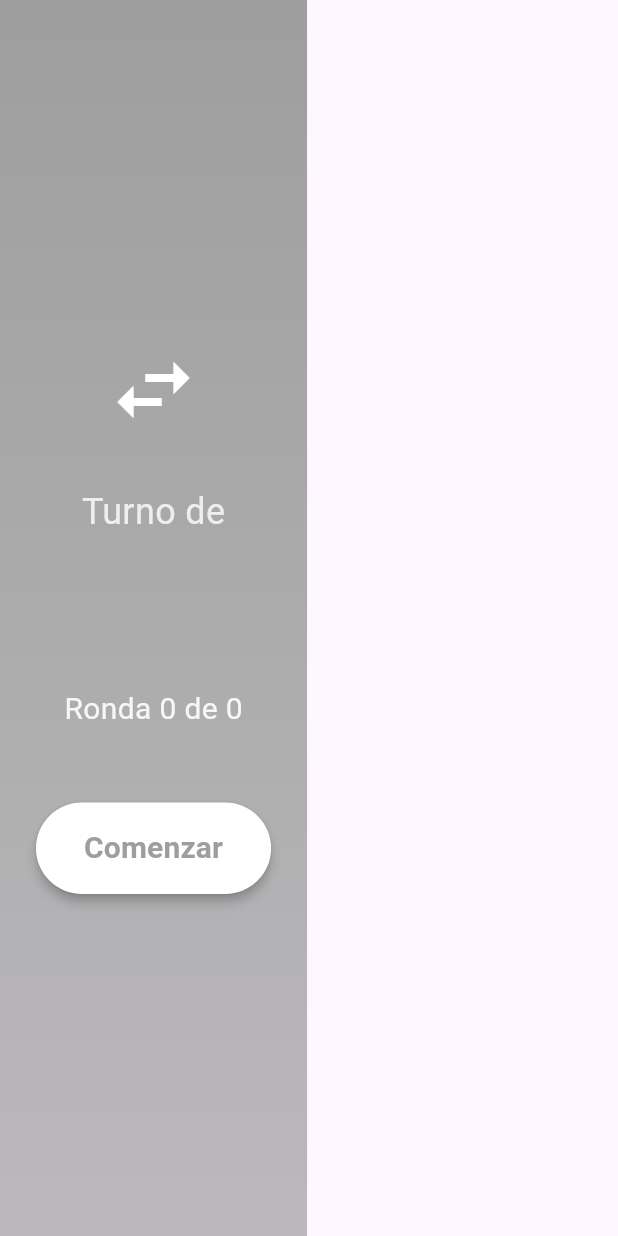
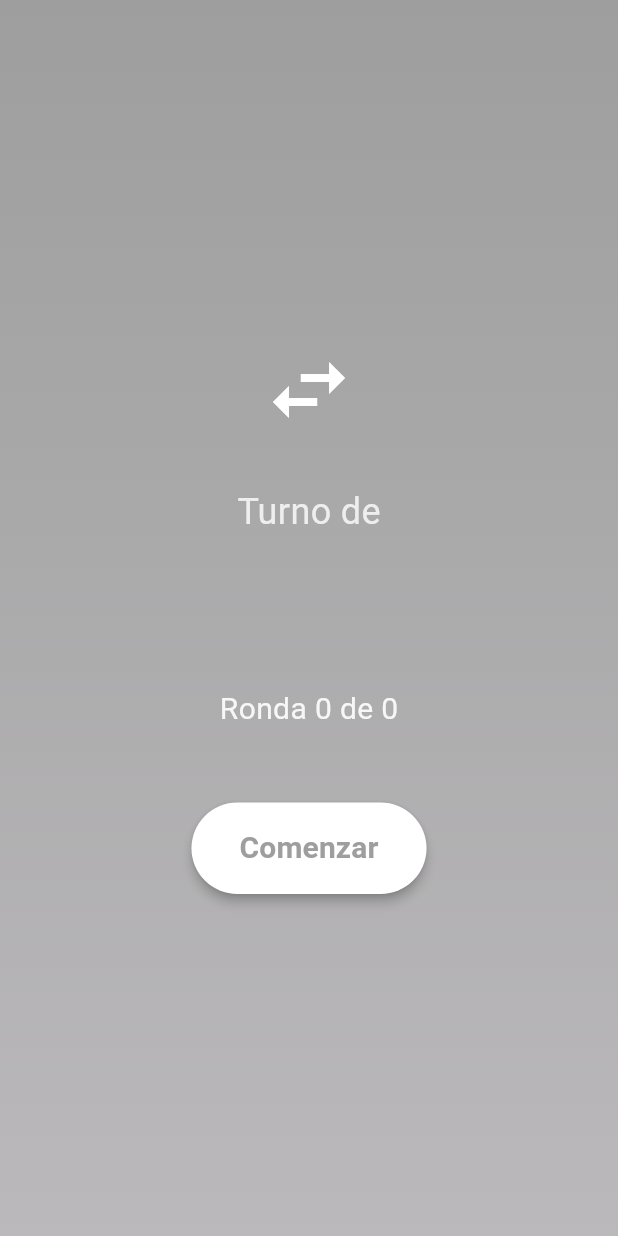
Before and after one commit to ireneogarcia/comosellama, a Flutter app: the TeamTransitionScreen screen opened directly with empty values, on a phone screen of 412 x 824 dp. Run offline on Flutter 3.47's test engine with Material 3 defaults, Android fonts, the light colour scheme and no system bars; drawn by our look-alikes of flutter_animate; our stand-ins replace fl_chart, vibration.

Commit message:
funcionando ancho pantalla de transicion

```diff
--- a/lib/ui/screens/team_transition_screen.dart
+++ b/lib/ui/screens/team_transition_screen.dart
@@ -24,7 +24,12 @@ class TeamTransitionScreen extends StatelessWidget {
   @override
   Widget build(BuildContext context) {
     return Scaffold(
-      body: Container(
+      body: SizedBox(
+        width: double.infinity,
+        height: double.infinity,
+        child: Container(
+          width: double.infinity,
+          height: double.infinity,
           decoration: BoxDecoration(
             gradient: LinearGradient(
               begin: Alignment.topCenter,
@@ -100,6 +105,7 @@ class TeamTransitionScreen extends StatelessWidget {
             ),
           ),
         ),
+      ),
     );
   }
 
```
Lines whose indentation alone changed are shown as unchanged.
